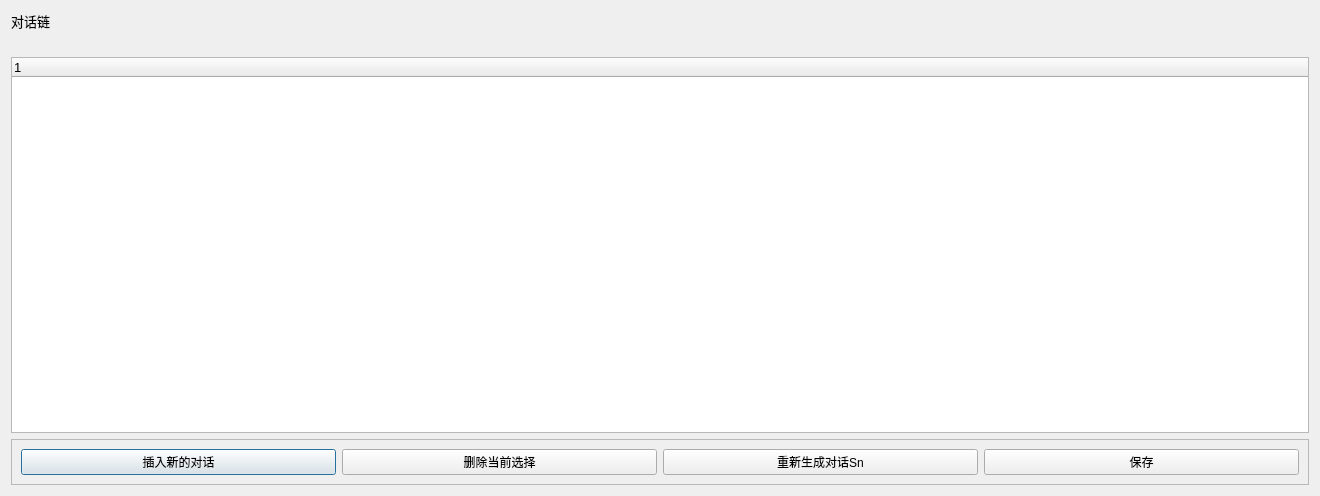
Qt form src/plotviewer/plotviewer.ui (hermixy/ploteditor) before a commit.
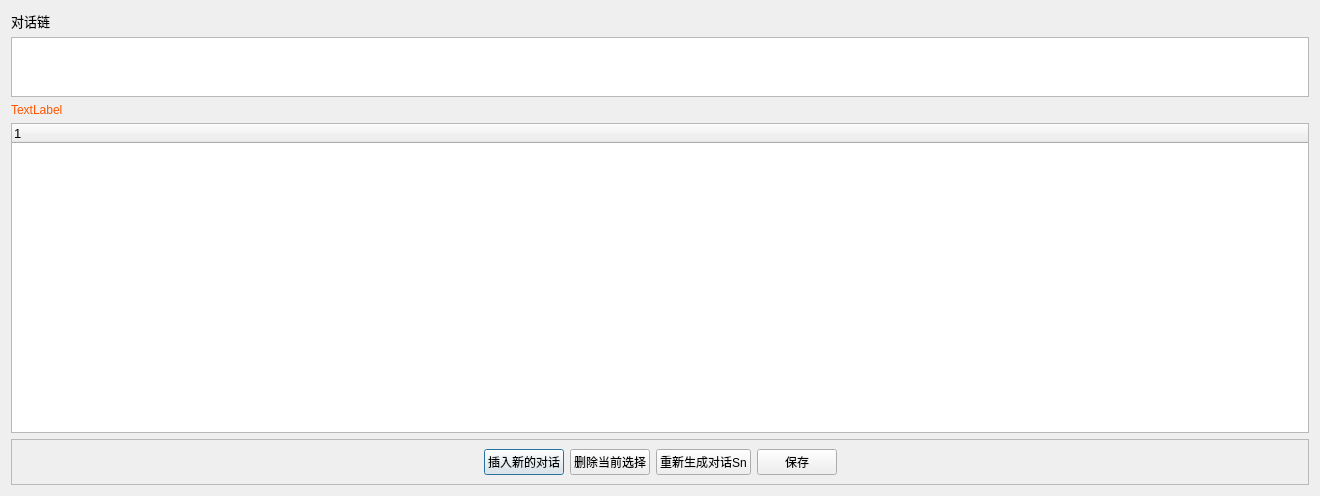
The same form after that commit.

```diff
--- a/src/plotviewer/plotviewer.ui
+++ b/src/plotviewer/plotviewer.ui
@@ -36,15 +36,35 @@
     </widget>
    </item>
    <item>
-    <widget class="QLabel" name="labelChain">
+    <widget class="QTextBrowser" name="textChain">
+     <property name="maximumSize">
+      <size>
+       <width>16777215</width>
+       <height>60</height>
+      </size>
+     </property>
      <property name="font">
       <font>
-       <family>Microsoft YaHei UI</family>
        <pointsize>9</pointsize>
       </font>
+     </property>
+     <property name="styleSheet">
+      <string notr="true">border-color: rgb(65, 65, 65);</string>
+     </property>
+    </widget>
+   </item>
+   <item>
+    <widget class="QLabel" name="labelInfo">
+     <property name="font">
+      <font>
+       <pointsize>9</pointsize>
+      </font>
+     </property>
+     <property name="styleSheet">
+      <string notr="true">color: rgb(255, 85, 0);</string>
      </property>
      <property name="text">
-      <string/>
+      <string>TextLabel</string>
      </property>
     </widget>
    </item>
@@ -59,6 +79,12 @@
      <property name="locale">
       <locale language="Chinese" country="China"/>
      </property>
+     <property name="sizeAdjustPolicy">
+      <enum>QAbstractScrollArea::AdjustToContents</enum>
+     </property>
+     <property name="textElideMode">
+      <enum>Qt::ElideRight</enum>
+     </property>
      <column>
       <property name="text">
        <string notr="true">1</string>
@@ -75,6 +101,19 @@
       <enum>QFrame::Raised</enum>
      </property>
      <layout class="QHBoxLayout" name="horizontalLayout">
+      <item>
+       <spacer name="horizontalSpacer">
+        <property name="orientation">
+         <enum>Qt::Horizontal</enum>
+        </property>
+        <property name="sizeHint" stdset="0">
+         <size>
+          <width>40</width>
+          <height>20</height>
+         </size>
+        </property>
+       </spacer>
+      </item>
       <item>
        <widget class="QPushButton" name="btnInsert">
         <property name="font">
@@ -126,6 +165,19 @@
         </property>
        </widget>
       </item>
+      <item>
+       <spacer name="horizontalSpacer_2">
+        <property name="orientation">
+         <enum>Qt::Horizontal</enum>
+        </property>
+        <property name="sizeHint" stdset="0">
+         <size>
+          <width>40</width>
+          <height>20</height>
+         </size>
+        </property>
+       </spacer>
+      </item>
      </layout>
     </widget>
    </item>
```
